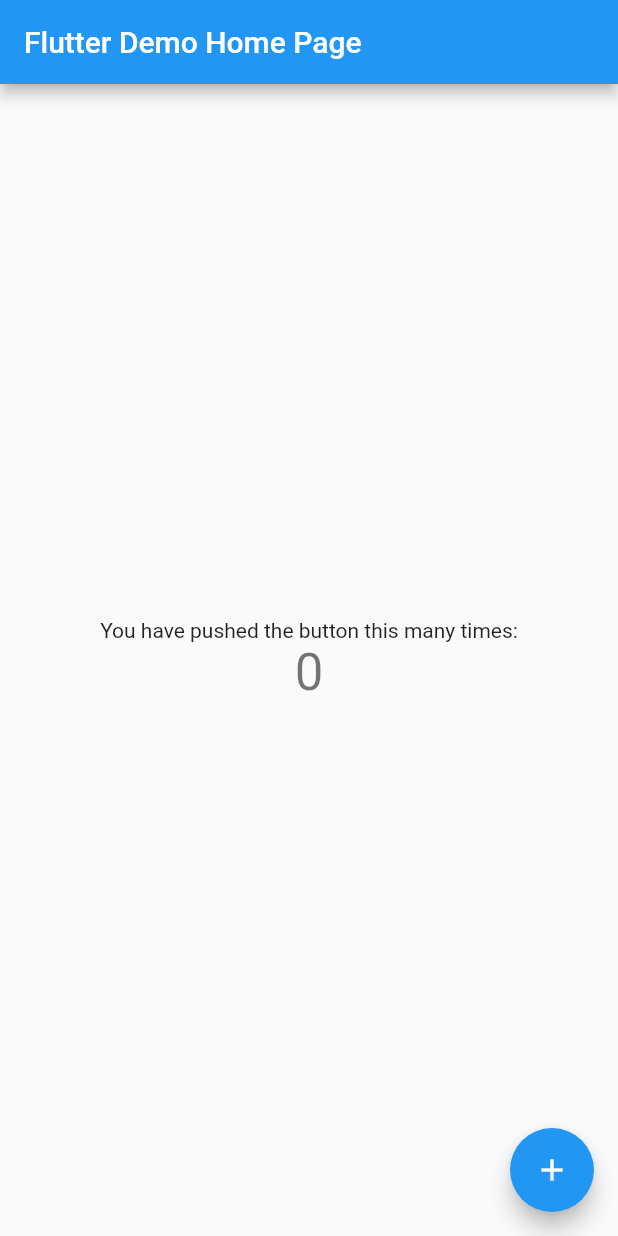
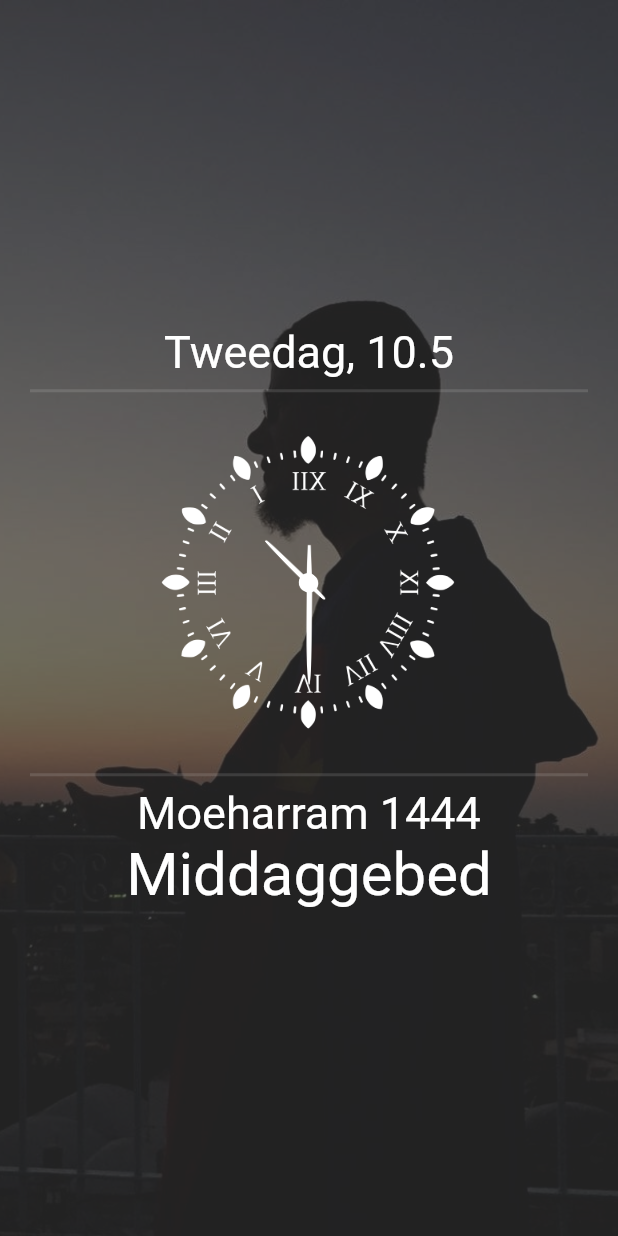
Before and after one commit to thysia-zosa/sundial, a Flutter app: the screen it shows after launch, on a phone screen of 412 x 824 dp. Run offline on Flutter 3.47's test engine with Material 2 defaults, Android fonts, the phone set to English and light mode, and no system bars; Roboto replaces fonts that are missing (Gentium).

Commit message:
feat: add basic functionality

```diff
--- a/lib/main.dart
+++ b/lib/main.dart
@@ -1,115 +1,4 @@
 import 'package:flutter/material.dart';
+import 'src/zonnewijzer.dart';
 
-void main() {
-  runApp(const MyApp());
-}
-
-class MyApp extends StatelessWidget {
-  const MyApp({Key? key}) : super(key: key);
-
-  // This widget is the root of your application.
-  @override
-  Widget build(BuildContext context) {
-    return MaterialApp(
-      title: 'Flutter Demo',
-      theme: ThemeData(
-        // This is the theme of your application.
-        //
-        // Try running your application with "flutter run". You'll see the
-        // application has a blue toolbar. Then, without quitting the app, try
-        // changing the primarySwatch below to Colors.green and then invoke
-        // "hot reload" (press "r" in the console where you ran "flutter run",
-        // or simply save your changes to "hot reload" in a Flutter IDE).
-        // Notice that the counter didn't reset back to zero; the application
-        // is not restarted.
-        primarySwatch: Colors.blue,
-      ),
-      home: const MyHomePage(title: 'Flutter Demo Home Page'),
-    );
-  }
-}
-
-class MyHomePage extends StatefulWidget {
-  const MyHomePage({Key? key, required this.title}) : super(key: key);
-
-  // This widget is the home page of your application. It is stateful, meaning
-  // that it has a State object (defined below) that contains fields that affect
-  // how it looks.
-
-  // This class is the configuration for the state. It holds the values (in this
-  // case the title) provided by the parent (in this case the App widget) and
-  // used by the build method of the State. Fields in a Widget subclass are
-  // always marked "final".
-
-  final String title;
-
-  @override
-  State<MyHomePage> createState() => _MyHomePageState();
-}
-
-class _MyHomePageState extends State<MyHomePage> {
-  int _counter = 0;
-
-  void _incrementCounter() {
-    setState(() {
-      // This call to setState tells the Flutter framework that something has
-      // changed in this State, which causes it to rerun the build method below
-      // so that the display can reflect the updated values. If we changed
-      // _counter without calling setState(), then the build method would not be
-      // called again, and so nothing would appear to happen.
-      _counter++;
-    });
-  }
-
-  @override
-  Widget build(BuildContext context) {
-    // This method is rerun every time setState is called, for instance as done
-    // by the _incrementCounter method above.
-    //
-    // The Flutter framework has been optimized to make rerunning build methods
-    // fast, so that you can just rebuild anything that needs updating rather
-    // than having to individually change instances of widgets.
-    return Scaffold(
-      appBar: AppBar(
-        // Here we take the value from the MyHomePage object that was created by
-        // the App.build method, and use it to set our appbar title.
-        title: Text(widget.title),
-      ),
-      body: Center(
-        // Center is a layout widget. It takes a single child and positions it
-        // in the middle of the parent.
-        child: Column(
-          // Column is also a layout widget. It takes a list of children and
-          // arranges them vertically. By default, it sizes itself to fit its
-          // children horizontally, and tries to be as tall as its parent.
-          //
-          // Invoke "debug painting" (press "p" in the console, choose the
-          // "Toggle Debug Paint" action from the Flutter Inspector in Android
-          // Studio, or the "Toggle Debug Paint" command in Visual Studio Code)
-          // to see the wireframe for each widget.
-          //
-          // Column has various properties to control how it sizes itself and
-          // how it positions its children. Here we use mainAxisAlignment to
-          // center the children vertically; the main axis here is the vertical
-          // axis because Columns are vertical (the cross axis would be
-          // horizontal).
-          mainAxisAlignment: MainAxisAlignment.center,
-          children: <Widget>[
-            const Text(
-              'You have pushed the button this many times:',
-            ),
-            Text(
-              '$_counter',
-              style: Theme.of(context).textTheme.headline4,
-            ),
-          ],
-        ),
-      ),
-      floatingActionButton: FloatingActionButton(
-        onPressed: _incrementCounter,
-        tooltip: 'Increment',
-        child: const Icon(Icons.add),
-      ), // This trailing comma makes auto-formatting nicer for build methods.
-    );
-  }
-}
+void main() => runApp(const Zonnewijzer());
--- /dev/null
+++ b/lib/src/schermen/thuis_scherm.dart
@@ -0,0 +1,123 @@
+import 'dart:async';
+
+import 'package:flutter/material.dart';
+import 'dart:math' as math;
+
+class ThuisScherm extends StatefulWidget {
+  const ThuisScherm({Key? key}) : super(key: key);
+
+  @override
+  State<ThuisScherm> createState() => _ThuisSchermState();
+}
+
+class _ThuisSchermState extends State<ThuisScherm> {
+  double _hours = 0;
+  double _minutes = 0;
+
+  @override
+  void initState() {
+    // TODO: implement initState
+    super.initState();
+    _calculateTime();
+  }
+
+  void _calculateTime() {
+    DateTime now = DateTime.now();
+    setState(() {
+      _hours = now.hour + now.minute / 60;
+      _minutes = now.minute + now.second / 60;
+      Timer(Duration(seconds: 5), _calculateTime);
+    });
+  }
+
+  @override
+  Widget build(BuildContext context) {
+    return Scaffold(
+      body: Container(
+        decoration: BoxDecoration(
+          image: DecorationImage(
+            image: AssetImage('assets/images/jerusalem.jpg'),
+            fit: BoxFit.cover,
+            opacity: 0.3,
+          ),
+        ),
+        child: SafeArea(
+          child: Center(
+            child: Padding(
+              padding: const EdgeInsets.all(20.0),
+              child: Column(
+                mainAxisAlignment: MainAxisAlignment.center,
+                children: [
+                  Text(
+                    'Tweedag, 10.5',
+                    style: TextStyle(
+                      fontFamily: 'Gentium',
+                      fontSize: 30.0,
+                    ),
+                  ),
+                  Divider(
+                    thickness: 2.0,
+                  ),
+                  Padding(
+                    padding: EdgeInsets.all(20.0),
+                    child: Stack(
+                      children: [
+                        Container(
+                          decoration: BoxDecoration(
+                            image: DecorationImage(
+                              image: AssetImage('assets/images/clock1.png'),
+                              fit: BoxFit.contain,
+                            ),
+                          ),
+                          height: 200,
+                        ),
+                        Container(
+                          transform: Matrix4.rotationZ(_hours * math.pi / 6),
+                          transformAlignment: FractionalOffset.center,
+                          decoration: const BoxDecoration(
+                            image: DecorationImage(
+                                image: AssetImage('assets/images/hour.png'),
+                                fit: BoxFit.contain),
+                          ),
+                          height: 200,
+                        ),
+                        Container(
+                          transform: Matrix4.rotationZ(_minutes * math.pi / 30),
+                          transformAlignment: FractionalOffset.center,
+                          decoration: const BoxDecoration(
+                            image: DecorationImage(
+                              image: AssetImage('assets/images/minute1.png'),
+                              fit: BoxFit.contain,
+                            ),
+                          ),
+                          height: 200,
+                        ),
+                      ],
+                    ),
+                  ),
+                  Divider(
+                    thickness: 2.0,
+                  ),
+                  Text(
+                    'Moeharram 1444',
+                    style: TextStyle(
+                      fontFamily: 'Gentium',
+                      fontSize: 30.0,
+                    ),
+                  ),
+                  Text(
+                    'Middaggebed',
+                    style: TextStyle(
+                      fontFamily: 'Gentium',
+                      fontSize: 40.0,
+                    ),
+                  ),
+                ],
+              ),
+            ),
+          ),
+        ),
+      ),
+    );
+  }
+}
--- /dev/null
+++ b/lib/src/zonnewijzer.dart
@@ -0,0 +1,15 @@
+import 'package:flutter/material.dart';
+import 'schermen/thuis_scherm.dart';
+
+class Zonnewijzer extends StatelessWidget {
+  const Zonnewijzer({Key? key}) : super(key: key);
+
+  @override
+  Widget build(BuildContext context) {
+    return MaterialApp(
+      title: 'Zonnewijzer',
+      theme: ThemeData.dark(),
+      home: ThuisScherm(),
+    );
+  }
+}
```
Also changed, not shown: pubspec.yaml (+7 -7 lines), assets/images/Jerusalem.jpg (added), assets/images/clock.png (added), assets/images/clock1.png (added), assets/images/hour.png (added), assets/images/jerusalem.jpg (added), assets/images/minute1.png (added), pubspec.lock, 17 other files.
